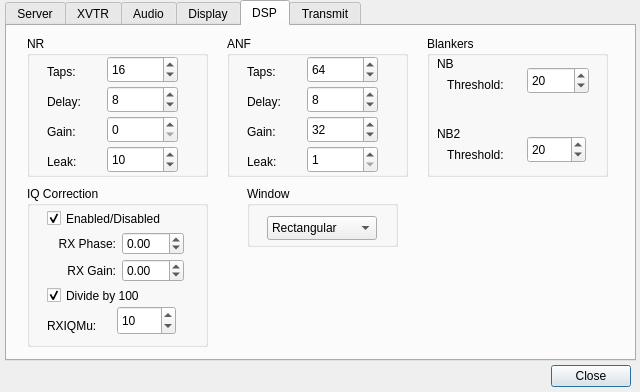
The window that trunk/src/QtRadio/Configure.ui (alexlee188/ghpsdr3-alex) describes before a commit, drawn with Qt 5.
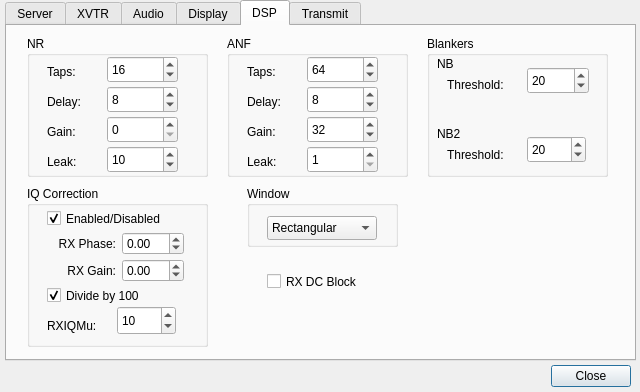
The same window after the commit. The open tabs and pages were chosen to show the change.

```diff
--- a/trunk/src/QtRadio/Configure.ui
+++ b/trunk/src/QtRadio/Configure.ui
@@ -1454,6 +1454,19 @@
       </item>
      </widget>
     </widget>
+    <widget class="QCheckBox" name="rxDCBlockCheckBox">
+     <property name="geometry">
+      <rect>
+       <x>260</x>
+       <y>245</y>
+       <width>111</width>
+       <height>21</height>
+      </rect>
+     </property>
+     <property name="text">
+      <string>RX DC Block</string>
+     </property>
+    </widget>
    </widget>
    <widget class="QWidget" name="Transmit">
     <attribute name="title">
```
Left out of the diff: 2 changed lines with no effect on the pictures.
